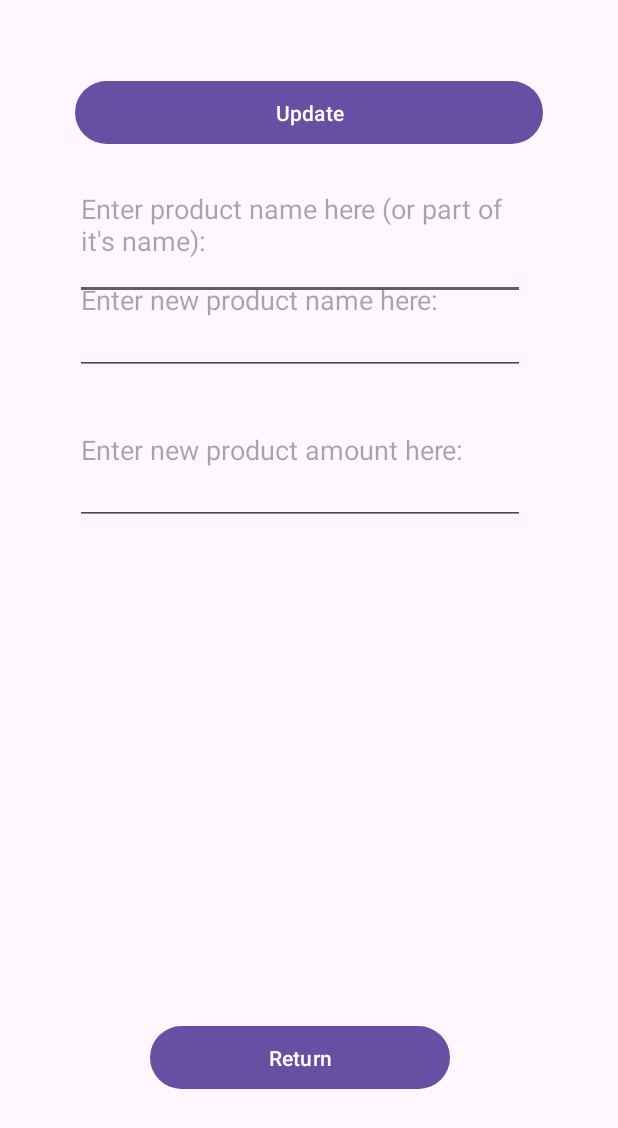
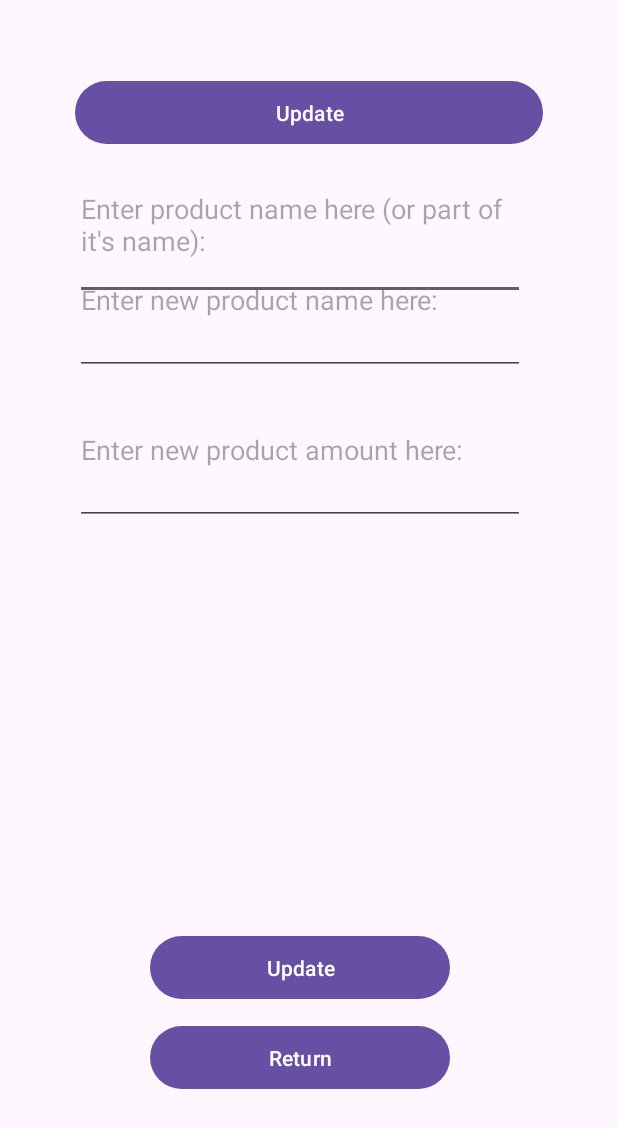
Before and after one commit to nm108/AndroidSQL, an Android app: the layout activity_update.xml on its own in the app's theme, with its tools: preview values and no code run, on a phone screen of 412 x 824 dp. Shown: the top 1128 px of the screen. Run offline under Robolectric (Android 15) with nearby library versions, the phone set to English and light mode, and no system bars.

Commit message:
Created GUI layour for Update SQL functionality.

```diff
--- a/app/src/main/res/layout/activity_update.xml
+++ b/app/src/main/res/layout/activity_update.xml
@@ -21,6 +21,15 @@
         android:layout_width="200dp"
         android:layout_height="50dp"
         android:text="Return"></Button>
+
+    <Button android:id="@+id/DoUpdateButton"
+        android:layout_marginLeft="100dp"
+        android:layout_marginTop="620dp"
+        android:layout_width="200dp"
+        android:layout_height="50dp"
+        android:text="Update" />
+
+
 
     <Button android:id="@+id/DoUpdateQueryButton"
         android:layout_width="match_parent"
```
Also changed, not shown: app/src/main/java/com/example/myapplication/UpdateActivity.java (+14 -2 lines).
